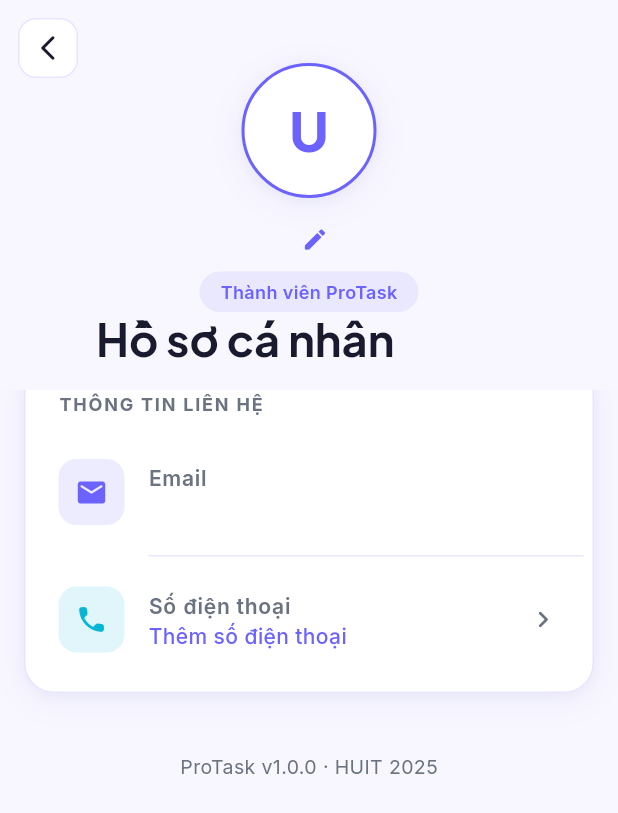
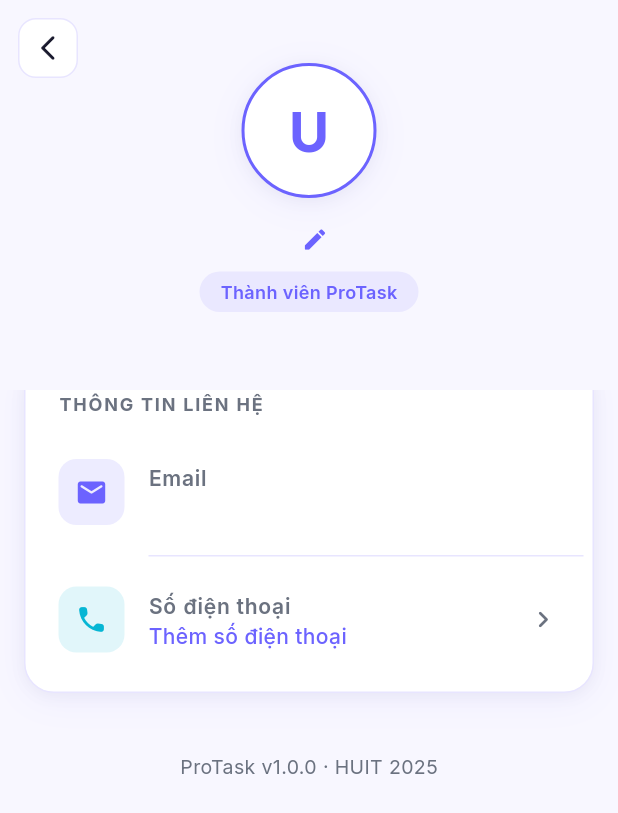
Before and after one commit to Khang87/Nhom2_DoAn_ProTask, a Flutter app: the MyProfileScreen screen opened directly, on a phone screen of 412 x 824 dp. Shown: the top 813 px of the screen. Run offline on Flutter 3.47's test engine with Material 3 defaults, Android fonts, the light colour scheme and no system bars; our stand-ins replace cloud_firestore, file_picker, firebase_auth, firebase_core, firebase_messaging, firebase_storage and 7 more; missing offline and left inert: extension_google_sign_in_as_googleapis_auth, googleapis; accounts and stored records are empty.

Commit message:
style: remove 'Hồ sơ cá nhân' title from MyProfileScreen

```diff
--- a/lib/screen/my_profile_screen.dart
+++ b/lib/screen/my_profile_screen.dart
@@ -342,14 +342,6 @@ class _MyProfileScreenState extends State<MyProfileScreen> {
                 ),
               ),
               flexibleSpace: FlexibleSpaceBar(
-                titlePadding: const EdgeInsets.only(left: 64, bottom: 16),
-                title: Text(
-                  "Hồ sơ cá nhân",
-                  style: GoogleFonts.plusJakartaSans(
-                    fontSize: 20, fontWeight: FontWeight.w700,
-                    color: isDark ? AppColors.textPrimaryDark : AppColors.textPrimaryLight,
-                  ),
-                ),
                 stretchModes: const [StretchMode.zoomBackground, StretchMode.blurBackground],
                 background: Container(
                   color: isDark ? AppColors.darkBg : AppColors.lightBg,
```
